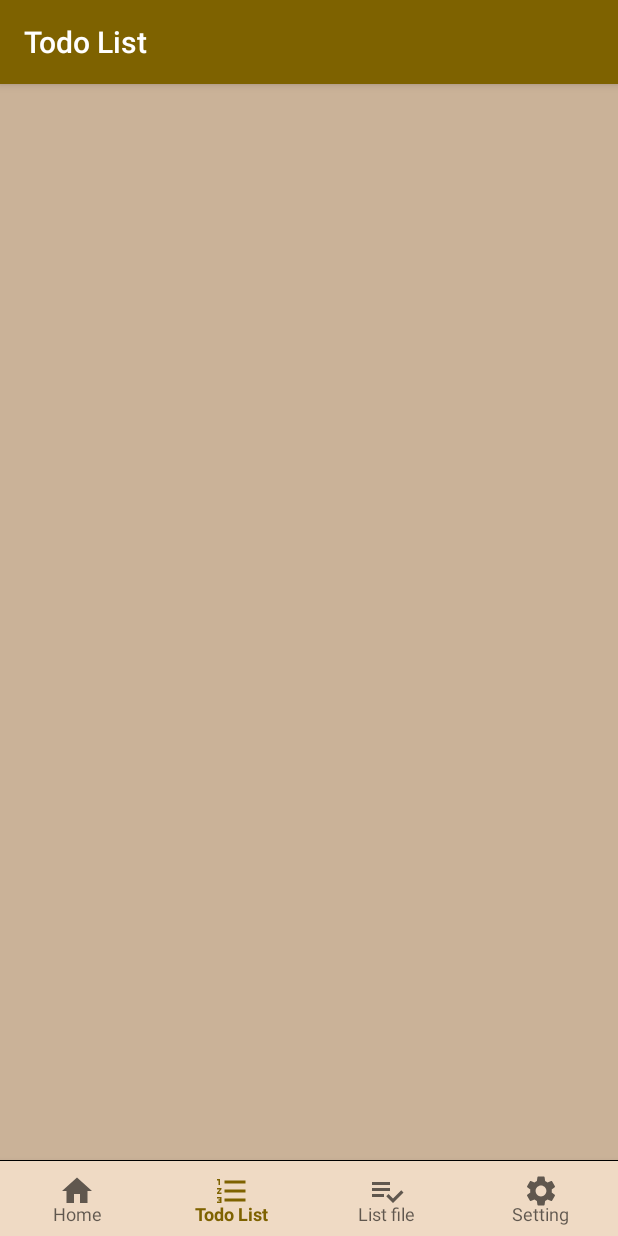
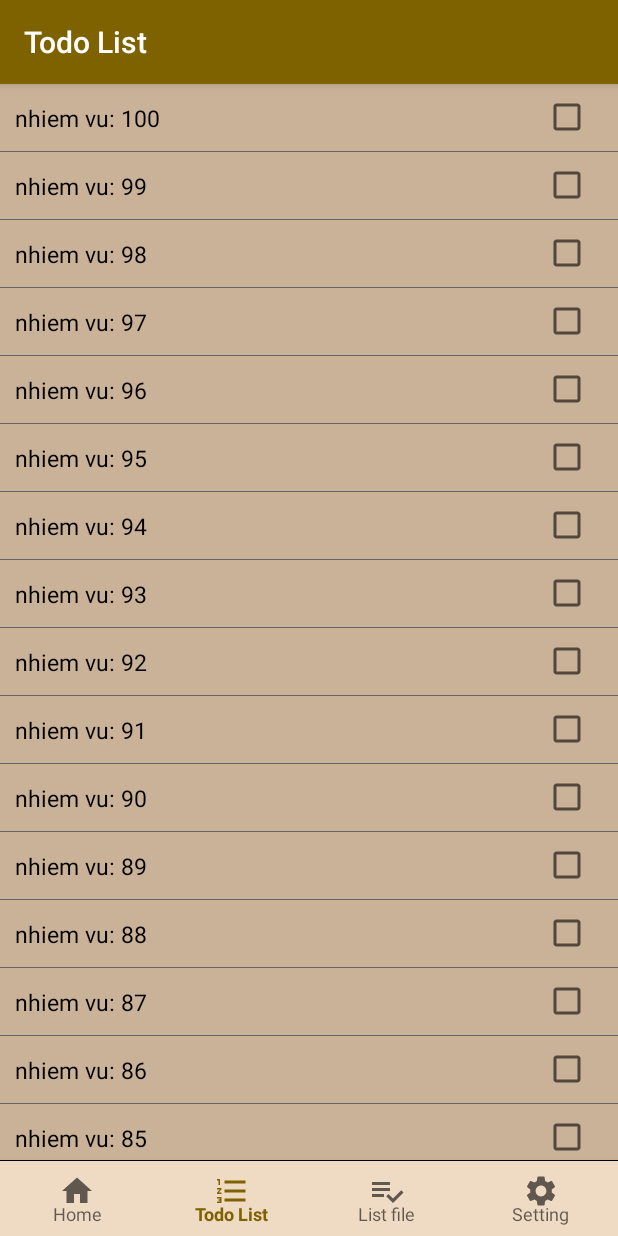
Before and after one commit to haumenphai/Android-TextEditor-Note-TodoList, an Android app: the screen it shows after launch (MainActivity), item 2 of the bottom bar chosen, on a phone screen of 412 x 824 dp. Run offline under Robolectric (Android 15) with nearby library versions, the phone set to English and light mode, and no system bars; our stand-ins replace Room's generated code, data binding; libraries missing offline, so code that uses them is left out: promax.hmp.dev; 3 statements that could not run were skipped.

Commit message:
todo list

```diff
--- a/app/src/main/java/promax/dohaumen/text_edittor_mvvm/helper/ProMaxHelper.kt
+++ b/app/src/main/java/promax/dohaumen/text_edittor_mvvm/helper/ProMaxHelper.kt
@@ -9,10 +9,8 @@ import android.os.Build
 import android.provider.MediaStore
 import androidx.core.app.ActivityCompat
 import androidx.core.content.ContextCompat
-import androidx.core.content.PermissionChecker.checkSelfPermission
 import promax.dohaumen.text_edittor_mvvm.MyApplication
 import promax.dohaumen.text_edittor_mvvm.models.FileText
-import promax.dohaumen.text_edittor_mvvm.todo_list.data.Task
 import promax.hmp.dev.heler.StringHelper
 import java.io.BufferedReader
 import java.io.File
--- a/app/src/main/java/promax/dohaumen/text_edittor_mvvm/todo_list/adapter/TaskAdapter.kt
+++ b/app/src/main/java/promax/dohaumen/text_edittor_mvvm/todo_list/adapter/TaskAdapter.kt
@@ -1,21 +1,21 @@
 package promax.dohaumen.text_edittor_mvvm.todo_list.adapter
 
 import android.view.LayoutInflater
-import android.view.View
 import android.view.ViewGroup
+import android.view.animation.AnimationUtils
 import android.widget.CheckBox
-import android.widget.TextView
 import android.widget.Toast
-import androidx.databinding.DataBindingUtil
 import androidx.recyclerview.widget.RecyclerView
+import kotlinx.coroutines.CoroutineScope
+import kotlinx.coroutines.Dispatchers
+import kotlinx.coroutines.launch
 import promax.dohaumen.text_edittor_mvvm.MyApplication
 import promax.dohaumen.text_edittor_mvvm.R
 import promax.dohaumen.text_edittor_mvvm.databinding.ItemTaskBinding
-import promax.dohaumen.text_edittor_mvvm.helper.getTuVietTat
-import promax.dohaumen.text_edittor_mvvm.models.FileText
+import promax.dohaumen.text_edittor_mvvm.helper.getCurentDate24h
 import promax.dohaumen.text_edittor_mvvm.todo_list.data.Task
-import promax.hmp.dev.heler.StringHelper
-import java.util.*
+import promax.dohaumen.text_edittor_mvvm.todo_list.data.TaskDatabase
+import promax.hmp.dev.utils.TimeDelayUlti
 import kotlin.collections.ArrayList
 
 class TaskAdapter: RecyclerView.Adapter<TaskAdapter.Holder>() {
@@ -27,6 +27,7 @@ class TaskAdapter: RecyclerView.Adapter<TaskAdapter.Holder>() {
     }
 
     fun getList() = listTask
+    var isShowNumber = false
 
 
 
@@ -37,11 +38,35 @@ class TaskAdapter: RecyclerView.Adapter<TaskAdapter.Holder>() {
         return Holder(binding)
     }
 
+    private val animation = AnimationUtils.loadAnimation(MyApplication.context, R.anim.anim_item_task)
+    var playAnimation = false
+
     override fun onBindViewHolder(holder: Holder, position: Int) {
-        holder.binding.task = listTask[position]
+        val task = listTask[position]
+
+        holder.binding.task = task
         holder.binding.stt = "${position+1}"
+        holder.binding.isShowNummber = isShowNumber
         holder.binding.executePendingBindings()
+
+
+
+        if (playAnimation && task.isChecked) {
+            holder.binding.background.startAnimation(animation)
+            TimeDelayUlti.setTime(500).runAfterMilisecond {
+                playAnimation = false
+                CoroutineScope(Dispatchers.IO).launch {
+                    listTask.forEach {
+                        TaskDatabase.get.dao().update(it)
+                    }
+                }
+
+            }
+        }
     }
+
+
+
 
     override fun getItemCount(): Int = listTask.size
 
@@ -52,9 +77,15 @@ class TaskAdapter: RecyclerView.Adapter<TaskAdapter.Holder>() {
                 Toast.makeText(MyApplication.context, listTask[adapterPosition].name, Toast.LENGTH_SHORT).show()
             }
             binding.checkboxComplete.setOnClickListener {
-                // todo: chỉnh sửa phần này!
-                listTask[adapterPosition].isCompleted = (it as CheckBox).isChecked
-                Toast.makeText(MyApplication.context, "hoàn thành nhiệm vụ:\n ${listTask[adapterPosition].name}", Toast.LENGTH_SHORT).show()
+                val task = listTask[adapterPosition]
+                task.isChecked = (it as CheckBox).isChecked
+                if (task.isChecked) {
+                    task.dateCompleted = getCurentDate24h()
+                } else {
+                    task.dateCompleted = ""
+                }
+                // todo start dialog
+
                 notifyDataSetChanged()
             }
         }
--- /dev/null
+++ b/app/src/main/java/promax/dohaumen/text_edittor_mvvm/todo_list/data/DataTodoListFragment.kt
@@ -0,0 +1,21 @@
+package promax.dohaumen.text_edittor_mvvm.todo_list.data
+
+import android.content.Context
+import android.content.SharedPreferences
+import promax.dohaumen.text_edittor_mvvm.MyApplication
+
+object DataTodoListFragment {
+    private const val sharefsName = "data_todo_list_fragment"
+    private const val isShowNumber = false
+
+    private val sharedPreferences: SharedPreferences by lazy {
+        MyApplication.context.getSharedPreferences(sharefsName, Context.MODE_PRIVATE)
+    }
+
+    fun isShowNumber() = sharedPreferences.getBoolean("show_nummber", isShowNumber)
+    fun setShowNumber(isShow: Boolean) {
+        sharedPreferences.edit().putBoolean("show_nummber", isShow).apply()
+    }
+
+
+}
--- a/app/src/main/java/promax/dohaumen/text_edittor_mvvm/todo_list/data/Task.kt
+++ b/app/src/main/java/promax/dohaumen/text_edittor_mvvm/todo_list/data/Task.kt
@@ -15,8 +15,10 @@ class Task {
     var dateDeleted: String = ""
 
 
-    var isCompleted: Boolean = false
+    // task is completed
+    var isChecked: Boolean = false
     var isDeleted: Boolean = false
+
 
     constructor()
 
--- a/app/src/main/java/promax/dohaumen/text_edittor_mvvm/todo_list/data/TaskDatabase.kt
+++ b/app/src/main/java/promax/dohaumen/text_edittor_mvvm/todo_list/data/TaskDatabase.kt
@@ -4,7 +4,7 @@ import androidx.lifecycle.LiveData
 import androidx.room.*
 import promax.dohaumen.text_edittor_mvvm.MyApplication.Companion.context
 
-@Database(entities = [Task::class], version = 1)
+@Database(entities = [Task::class], version = 3)
 abstract class TaskDatabase: RoomDatabase() {
     abstract fun dao() : TaskDao
 
@@ -33,19 +33,19 @@ interface TaskDao {
     @Query("DELETE FROM task")
     fun deleteAll()
 
-    @Query("SELECT * FROM task where isCompleted = :isCompleted ORDER BY id DESC")
-    fun getList(isCompleted: Boolean): List<Task>
+    @Query("SELECT * FROM task where isChecked = :isChecked ORDER BY id DESC")
+    fun getList(isChecked: Boolean): List<Task>
 
     @Query("SELECT * FROM task ORDER BY id DESC")
     fun getList(): List<Task>
 
 
-    @Query("SELECT * FROM task where isCompleted = :isCompleted ORDER BY id DESC")
-    fun getLiveData(isCompleted: Boolean): LiveData<List<Task>>
+    @Query("SELECT * FROM task where isChecked = :isChecked ORDER BY id DESC")
+    fun getLiveData(isChecked: Boolean): LiveData<List<Task>>
 
     @Query("SELECT * FROM task  ORDER BY id DESC")
     fun getLiveData(): LiveData<List<Task>>
 
-    @Query("SELECT * FROM task where isDeleted = :isDeleted ORDER BY id DESC")
-    fun getListDeleted(isDeleted: Boolean): List<Task>
+    @Query("SELECT * FROM task where isChecked = :isChecked ORDER BY id DESC")
+    fun getListDeleted(isChecked: Boolean): List<Task>
 }
--- a/app/src/main/java/promax/dohaumen/text_edittor_mvvm/todo_list/data/TaskResposity.kt
+++ b/app/src/main/java/promax/dohaumen/text_edittor_mvvm/todo_list/data/TaskResposity.kt
@@ -3,8 +3,8 @@ package promax.dohaumen.text_edittor_mvvm.todo_list.data
 object TaskResposity {
     private val dao = TaskDatabase.get.dao()
 
-    suspend fun getList(isCompleted: Boolean) = dao.getList(isCompleted)
-    suspend fun getLiveData(isCompleted: Boolean) = dao.getLiveData(isCompleted)
+    suspend fun getList(isChecked: Boolean) = dao.getList(isChecked)
+    suspend fun getLiveData(isChecked: Boolean) = dao.getLiveData(isChecked)
     suspend fun getLiveData() = dao.getLiveData()
     suspend fun deleteAll() = dao.deleteAll()
     suspend fun delete(vararg task: Task) = dao.delete(*task)
--- a/app/src/main/java/promax/dohaumen/text_edittor_mvvm/todo_list/view/TodoListFragment.kt
+++ b/app/src/main/java/promax/dohaumen/text_edittor_mvvm/todo_list/view/TodoListFragment.kt
@@ -4,10 +4,7 @@ import android.content.Intent
 import android.os.Bundle
 import android.text.Editable
 import android.text.TextWatcher
-import android.view.LayoutInflater
-import android.view.MenuItem
-import android.view.View
-import android.view.ViewGroup
+import android.view.*
 import androidx.databinding.DataBindingUtil
 import androidx.fragment.app.Fragment
 import androidx.lifecycle.ViewModelProvider
@@ -21,7 +18,6 @@ import promax.dohaumen.text_edittor_mvvm.todo_list.adapter.TaskAdapter
 import promax.dohaumen.text_edittor_mvvm.todo_list.viewmodel.TodoListViewModel
 import promax.dohaumen.text_edittor_mvvm.views.activity.MainActivity
 import promax.hmp.dev.utils.HandleUI
-import java.util.*
 
 
 class TodoListFragment: Fragment() {
@@ -35,11 +31,7 @@ class TodoListFragment: Fragment() {
         setHasOptionsMenu(true)
     }
 
-    override fun onCreateView(
-        inflater: LayoutInflater,
-        container: ViewGroup?,
-        savedInstanceState: Bundle?
-    ): View {
+    override fun onCreateView(inflater: LayoutInflater, container: ViewGroup?, savedInstanceState: Bundle?): View {
         b = DataBindingUtil.inflate(inflater, R.layout.fragment_todo_list, container, false)
         mainActivity = activity as MainActivity
 
@@ -63,6 +55,15 @@ class TodoListFragment: Fragment() {
         b.layoutSearch.visibility = View.GONE
         mainActivity.setSupportActionBar(b.toolBar)
         b.toolBar.inflateMenu(R.menu.todo_list_fragment_menu)
+
+        val menu = b.toolBar.menu
+        viewModel.isShowNumber.observe(this, { isShow ->
+            val item = menu.findItem(R.id.menu_show_number)
+            item.isChecked = isShow
+            adapter.isShowNumber = isShow
+            adapter.notifyDataSetChanged()
+        })
+
     }
 
     private fun setClick() {
@@ -96,12 +97,17 @@ class TodoListFragment: Fragment() {
                 b.editSearch.requestFocus()
                 HandleUI.showKeyboard(context)
             }
-            R.id.menu_delete_file_completed -> {
-
+            R.id.menu_hide_task_completed -> {
+                adapter.playAnimation = true
+                adapter.notifyDataSetChanged()
             }
             R.id.menu_add_task -> {
                 val intent = Intent(mainActivity, AddTaskActivity::class.java)
                 startActivity(intent)
+            }
+            R.id.menu_show_number -> {
+                item.setChecked(!item.isChecked)
+                viewModel.isShowNumber.value = item.isChecked
             }
         }
         return super.onOptionsItemSelected(item)
@@ -120,5 +126,10 @@ class TodoListFragment: Fragment() {
         }
     }
 
+    override fun onStop() {
+        super.onStop()
+        viewModel.saveData()
+    }
+
 
 }
--- a/app/src/main/java/promax/dohaumen/text_edittor_mvvm/todo_list/viewmodel/TodoListViewModel.kt
+++ b/app/src/main/java/promax/dohaumen/text_edittor_mvvm/todo_list/viewmodel/TodoListViewModel.kt
@@ -1,27 +1,25 @@
 package promax.dohaumen.text_edittor_mvvm.todo_list.viewmodel
 
-import android.os.AsyncTask
-import android.util.Log
-import android.widget.Filter
 import androidx.lifecycle.LiveData
 import androidx.lifecycle.MutableLiveData
 import androidx.lifecycle.ViewModel
-import androidx.lifecycle.viewModelScope
-import androidx.recyclerview.widget.RecyclerView
-import kotlinx.coroutines.CoroutineScope
-import kotlinx.coroutines.Dispatchers
-import kotlinx.coroutines.async
-import kotlinx.coroutines.launch
-import promax.dohaumen.text_edittor_mvvm.helper.getTuVietTat
-import promax.dohaumen.text_edittor_mvvm.models.FileText
+import promax.dohaumen.text_edittor_mvvm.todo_list.data.DataTodoListFragment
 import promax.dohaumen.text_edittor_mvvm.todo_list.data.Task
 import promax.dohaumen.text_edittor_mvvm.todo_list.data.TaskDatabase
-import promax.dohaumen.text_edittor_mvvm.todo_list.data.TaskResposity
-import promax.hmp.dev.heler.StringHelper
-import java.util.*
 
 class TodoListViewModel: ViewModel() {
-    val tasks: LiveData<List<Task>> by lazy { TaskDatabase.get.dao().getLiveData() }
+    val tasks: LiveData<List<Task>> by lazy { TaskDatabase.get.dao().getLiveData(false) }
+
+    val isShowNumber: MutableLiveData<Boolean> by lazy {
+        val isShow = DataTodoListFragment.isShowNumber()
+        MutableLiveData(isShow)
+    }
+
+    fun saveData() {
+        DataTodoListFragment.setShowNumber(isShowNumber.value!!)
+    }
+
+
 
 
 
--- a/app/src/main/java/promax/dohaumen/text_edittor_mvvm/views/activity/MainActivity.kt
+++ b/app/src/main/java/promax/dohaumen/text_edittor_mvvm/views/activity/MainActivity.kt
@@ -5,9 +5,7 @@ import android.view.Menu
 import androidx.appcompat.app.AppCompatActivity
 import androidx.fragment.app.Fragment
 import promax.dohaumen.text_edittor_mvvm.R
-import promax.dohaumen.text_edittor_mvvm.data.FileTextDatabase
 import promax.dohaumen.text_edittor_mvvm.databinding.ActivityMainBinding
-import promax.dohaumen.text_edittor_mvvm.models.FileText
 import promax.dohaumen.text_edittor_mvvm.todo_list.data.Task
 import promax.dohaumen.text_edittor_mvvm.todo_list.data.TaskDatabase
 import promax.dohaumen.text_edittor_mvvm.views.fragment.HomeFragment
@@ -30,11 +28,12 @@ class MainActivity : AppCompatActivity() {
         b.bottomNav.inflateMenu(R.menu.bottom_nav_main)
 //        b.bottomNav.menu.getItem(1).isVisible = false
 
-//        TaskDatabase.get.dao().deleteAll()
-//        for (i in 1..100) {
-//            val task = Task("nhiem vu: $i","")
-//            TaskDatabase.get.dao().insert(task)
-//        }
+        // todo: remove
+        TaskDatabase.get.dao().deleteAll()
+        for (i in 1..100) {
+            val task = Task("nhiem vu: $i","")
+            TaskDatabase.get.dao().insert(task)
+        }
 
     }
 
--- a/app/src/main/java/promax/dohaumen/text_edittor_mvvm/views/fragment/ListFileDeletedFragment.kt
+++ b/app/src/main/java/promax/dohaumen/text_edittor_mvvm/views/fragment/ListFileDeletedFragment.kt
@@ -102,7 +102,6 @@ class ListFileDeletedFragment: Fragment() {
 
     private fun setClickItem() {
         adapter.onClickITem = { fileText ->
-            // todo: problem?
             if (fileText.password != null) {
                 val dialog = DialogAddFile(myActivity)
                 dialog.b.tvTitle.text = getString(R.string.enter_password)
--- a/app/src/main/java/promax/dohaumen/text_edittor_mvvm/views/fragment/ListFileFragment.kt
+++ b/app/src/main/java/promax/dohaumen/text_edittor_mvvm/views/fragment/ListFileFragment.kt
@@ -101,7 +101,6 @@ class ListFileFragment() : Fragment() {
 
     fun setClickItem() {
         adapter.onClickITem = { fileText ->
-            // todo: problem?
             if (fileText.password != null) {
                 val dialog = DialogAddFile(mainActivity)
                 dialog.b.tvTitle.text = getString(R.string.enter_password)
--- a/app/src/main/res/layout/item_task.xml
+++ b/app/src/main/res/layout/item_task.xml
@@ -11,11 +11,14 @@
         <variable
             name="stt"
             type="String" />
+        <variable
+            name="isShowNummber"
+            type="Boolean" />
     </data>
 
     <RelativeLayout
         android:id="@+id/background"
-        promax:customBackground="@{task.completed}"
+        promax:customBackground="@{task.checked}"
         tools:background="@drawable/rippler_item_brow"
         android:layout_width="match_parent"
         android:layout_height="45dp"
@@ -28,6 +31,7 @@
             android:background="#91745B"
             android:layout_centerVertical="true"
             android:layout_marginLeft="2dp"
+            android:visibility="@{isShowNummber? View.VISIBLE : View.GONE}"
             >
             <TextView
                 tools:text="1000"
@@ -64,7 +68,7 @@
             android:layout_width="50dp"
             android:layout_height="44.5dp"
             android:layout_alignParentRight="true"
-            android:checked="@{task.completed}"
+            android:checked="@{task.checked}"
             />
 
 
--- a/app/src/main/res/menu/todo_list_fragment_menu.xml
+++ b/app/src/main/res/menu/todo_list_fragment_menu.xml
@@ -10,8 +10,8 @@
         app:iconTint="@color/white"
         />
     <item
-        android:id="@+id/menu_delete_file_completed"
-        android:title="@string/delete_task_completed"
+        android:id="@+id/menu_hide_task_completed"
+        android:title="@string/hide_task_completed"
         android:icon="@drawable/ic_check"
         app:showAsAction="always"
         android:iconTint="@color/white"
@@ -25,4 +25,24 @@
         android:iconTint="@color/white"
         app:iconTint="@color/white"
         />
+
+    <item
+        android:id="@+id/menu_show_number"
+        android:title="@string/show_number"
+        android:checked="true"
+        app:showAsAction="never"
+        android:checkable="true"
+        />
+
+
+
+
+
+
+
+
+
+
+
+
 </menu>
--- a/app/src/main/res/values/strings.xml
+++ b/app/src/main/res/values/strings.xml
@@ -83,12 +83,13 @@
     <string name="show_line_number">show line number</string>
     <string name="automatic_capitalization">automatic capitalization</string>
     <string name="todo_list">Todo List</string>
-    <string name="delete_task_completed">Delete tasks completed</string>
+    <string name="hide_task_completed">Hide tasks completed</string>
     <string name="file_name_must_not_empty">Name must not be empty</string>
     <string name="add_task_successfully">Add task successfully</string>
     <string name="name">name</string>
     <string name="describe">describe</string>
     <string name="task_count">Task count:</string>
+    <string name="show_number">Show number</string>
 
 
 </resources>
```
Also changed, not shown: app/src/main/res/anim/anim_item_task.xml (added, +19 -0 lines), 1 other file.
